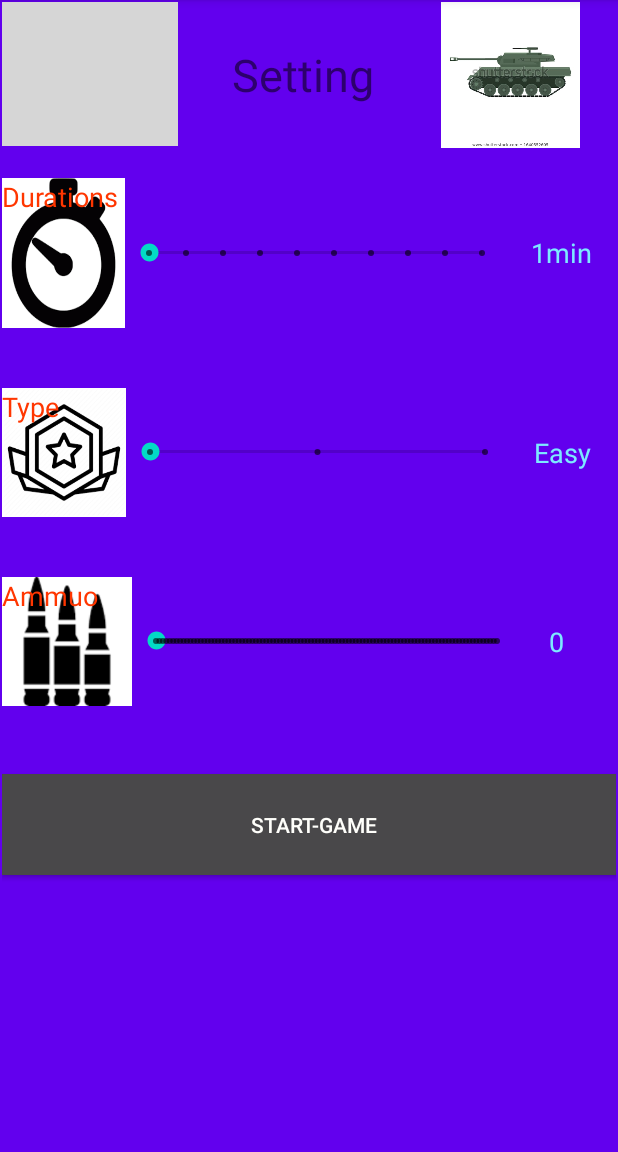
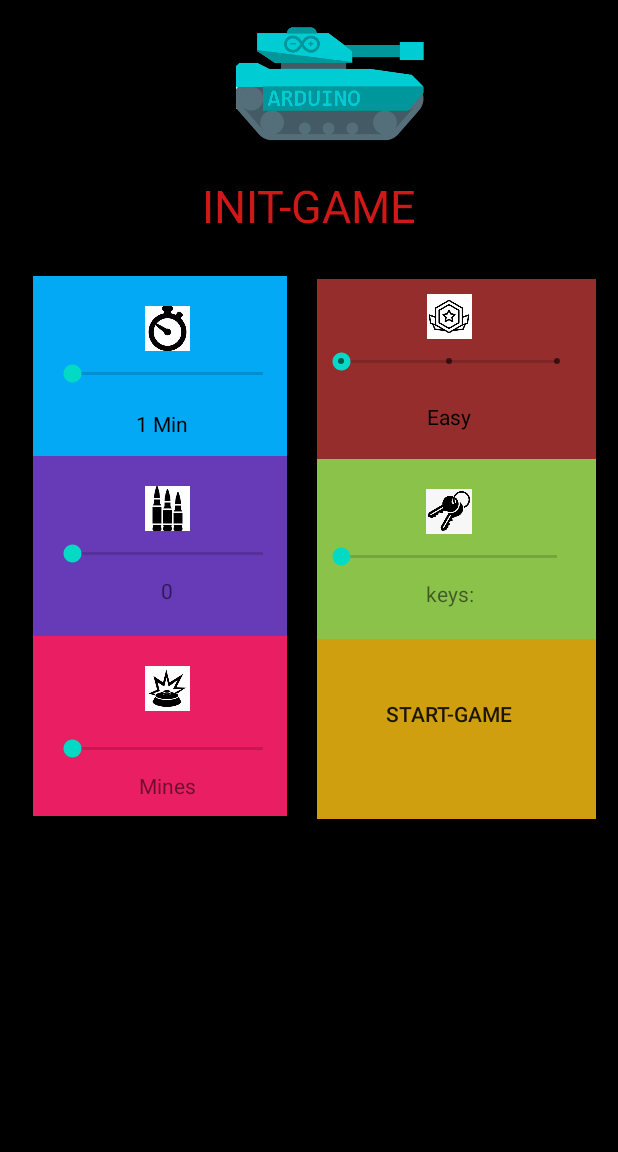
Before and after one commit to OfekR/ArduinoApp, an Android app: the InitGameActivity screen opened directly, with no data from a screen before it, on a phone screen of 412 x 824 dp, the part 84-1236 px from its top. Run offline under Robolectric (Android 15) with nearby library versions, the phone set to English and light mode, and no system bars; our stand-ins replace Firebase (no records; nobody signed in at launch, a user with empty details on screens opened directly); grey boxes are pictures that could not be loaded.

Commit message:
1.init ui fix

```diff
--- a/app/src/main/java/com/example/arduino/initGame/InitGameActivity.java
+++ b/app/src/main/java/com/example/arduino/initGame/InitGameActivity.java
@@ -41,7 +41,7 @@ public class InitGameActivity extends AppCompatActivity {
     @Override
     protected void onCreate(Bundle savedInstanceState) {
         super.onCreate(savedInstanceState);
-        setContentView(R.layout.activity_init_game);
+        setContentView(R.layout.initlayouts);
         member = new Member();
         db = FirebaseFirestore.getInstance();
 
--- a/app/src/main/res/layout/activity_statitacs.xml
+++ b/app/src/main/res/layout/activity_statitacs.xml
@@ -4,7 +4,7 @@
     xmlns:tools="http://schemas.android.com/tools"
     android:layout_width="match_parent"
     android:layout_height="match_parent"
-    android:background="#FFFFFF"
+    android:background="@drawable/statss"
     tools:context=".stats.StatitacsActivity">
 
 
--- /dev/null
+++ b/app/src/main/res/layout/initlayouts.xml
@@ -0,0 +1,257 @@
+<?xml version="1.0" encoding="utf-8"?>
+<androidx.constraintlayout.widget.ConstraintLayout xmlns:android="http://schemas.android.com/apk/res/android"
+    xmlns:app="http://schemas.android.com/apk/res-auto"
+    xmlns:tools="http://schemas.android.com/tools"
+    android:layout_width="match_parent"
+    android:background="@color/design_default_color_on_secondary"
+    android:layout_height="match_parent">
+
+    <LinearLayout
+        android:layout_width="match_parent"
+        android:layout_height="match_parent"
+        android:background="@color/design_default_color_on_secondary"
+        android:orientation="vertical">
+
+        <LinearLayout
+            android:id="@+id/linearLayout4"
+            android:layout_width="432dp"
+            android:layout_height="106dp"
+            android:background="@color/design_default_color_on_secondary"
+            android:gravity="bottom"
+            android:orientation="horizontal"
+            android:paddingLeft="10dp"
+            android:paddingTop="10dp"
+            android:paddingRight="10dp"
+
+            android:paddingBottom="10dp">
+
+            <ImageView
+                android:id="@+id/imageView19"
+                android:layout_width="432dp"
+                android:layout_height="90dp"
+                android:layout_gravity="bottom"
+                android:layout_weight="1"
+                android:paddingLeft="10dp"
+                android:paddingTop="10dp"
+                app:srcCompat="@drawable/tank_login" />
+        </LinearLayout>
+
+        <TextView
+            android:id="@+id/textView13"
+            android:layout_width="match_parent"
+            android:layout_height="62dp"
+            android:gravity="center"
+            android:text="INIT-GAME"
+            android:textColor="#D11818"
+            android:textSize="30sp" />
+
+        <LinearLayout
+            android:id="@+id/linearLayout6"
+            android:layout_width="419dp"
+            android:layout_height="580dp"
+            android:layout_marginBottom="1dp"
+            android:background="@color/design_default_color_on_secondary"
+            android:gravity="bottom|center_horizontal"
+            android:orientation="horizontal">
+
+            <LinearLayout
+                android:layout_width="189dp"
+                android:layout_height="564dp"
+                android:background="@color/design_default_color_on_secondary"
+                android:gravity="clip_horizontal|top"
+                android:orientation="vertical"
+                android:paddingLeft="10dp"
+                android:paddingRight="10dp"
+                android:paddingBottom="10dp">
+
+                <LinearLayout
+                    android:layout_width="match_parent"
+                    android:layout_height="120dp"
+                    android:background="#03A9F4"
+                    android:orientation="vertical"
+                    android:paddingLeft="10dp"
+                    android:paddingTop="10dp"
+                    android:paddingBottom="10dp">
+
+                    <ImageView
+                        android:id="@+id/imageView12"
+                        android:layout_width="match_parent"
+                        android:layout_height="40dp"
+                        android:background="#03A9F4"
+                        android:paddingTop="10dp"
+                        app:srcCompat="@drawable/time" />
+
+                    <SeekBar
+                        android:id="@+id/seekBar"
+                        android:layout_width="match_parent"
+                        android:layout_height="30dp"
+                        android:max="9" />
+
+                    <TextView
+                        android:id="@+id/txtMin"
+                        android:layout_width="152dp"
+                        android:layout_height="37dp"
+                        android:gravity="center"
+                        android:text="1 Min"
+                        android:textColor="@color/design_default_color_on_secondary" />
+                </LinearLayout>
+
+                <LinearLayout
+                    android:layout_width="match_parent"
+                    android:layout_height="120dp"
+                    android:background="#673AB7"
+                    android:orientation="vertical"
+                    android:paddingLeft="10dp"
+                    android:paddingTop="10dp"
+                    android:paddingBottom="10dp">
+
+                    <ImageView
+                        android:id="@+id/imageView14"
+                        android:layout_width="match_parent"
+                        android:layout_height="40dp"
+                        android:paddingTop="10dp"
+
+                        app:srcCompat="@drawable/ammo2" />
+
+                    <SeekBar
+                        android:id="@+id/seekBar2"
+                        android:layout_width="match_parent"
+                        android:layout_height="30dp" />
+
+                    <TextView
+                        android:id="@+id/txtShots"
+                        android:layout_width="match_parent"
+                        android:layout_height="wrap_content"
+                        android:gravity="center"
+                        android:text="0" />
+                </LinearLayout>
+
+                <LinearLayout
+                    android:layout_width="match_parent"
+                    android:layout_height="120dp"
+                    android:background="#E91E63"
+                    android:orientation="vertical"
+                    android:paddingLeft="10dp"
+                    android:paddingTop="10dp"
+                    android:paddingBottom="10dp">
+
+                    <ImageView
+                        android:id="@+id/imageView17"
+                        android:layout_width="match_parent"
+                        android:layout_height="50dp"
+                        android:layout_gravity="left"
+                        android:padding="10dp"
+                        android:paddingBottom="20dp"
+                        app:srcCompat="@drawable/mine" />
+
+                    <SeekBar
+                        android:id="@+id/seekBar11"
+                        android:layout_width="match_parent"
+                        android:layout_height="30dp"
+                        android:max="2" />
+
+                    <TextView
+                        android:id="@+id/textView12"
+                        android:layout_width="match_parent"
+                        android:layout_height="wrap_content"
+                        android:gravity="center"
+                        android:text="Mines" />
+
+
+                </LinearLayout>
+            </LinearLayout>
+
+            <LinearLayout
+                android:layout_width="206dp"
+                android:layout_height="562dp"
+                android:background="@color/design_default_color_on_secondary"
+                android:gravity="clip_vertical|top"
+                android:orientation="vertical"
+                android:paddingLeft="10dp"
+                android:paddingRight="10dp"
+                android:paddingBottom="10dp">
+
+                <LinearLayout
+                    android:layout_width="match_parent"
+                    android:layout_height="120dp"
+                    android:background="#952D2D"
+                    android:orientation="vertical"
+                    android:paddingRight="10dp"
+                    android:paddingBottom="10dp">
+
+                    <ImageView
+                        android:id="@+id/imageView13"
+                        android:layout_width="match_parent"
+                        android:layout_height="40dp"
+                        android:paddingTop="10dp"
+                        app:srcCompat="@drawable/level" />
+
+                    <SeekBar
+                        android:id="@+id/seekBar3"
+                        style="@style/Widget.AppCompat.SeekBar.Discrete"
+                        android:layout_width="match_parent"
+                        android:layout_height="30dp"
+                        android:max="2"
+                        android:progress="3" />
+
+                    <TextView
+                        android:id="@+id/txtLevel"
+                        android:layout_width="match_parent"
+                        android:layout_height="44dp"
+                        android:gravity="center"
+                        android:text="Easy"
+                        android:textColor="@color/design_default_color_on_secondary" />
+                </LinearLayout>
+
+                <LinearLayout
+                    android:layout_width="match_parent"
+                    android:layout_height="120dp"
+                    android:background="#8BC34A"
+                    android:orientation="vertical"
+                    android:paddingTop="10dp"
+                    android:paddingRight="10dp"
+                    android:paddingBottom="10dp">
+
+                    <ImageView
+                        android:id="@+id/imageView15"
+                        android:layout_width="match_parent"
+                        android:layout_height="40dp"
+                        android:paddingTop="10dp"
+                        app:srcCompat="@drawable/keys" />
+
+                    <SeekBar
+                        android:id="@+id/seekBar7"
+                        android:layout_width="match_parent"
+                        android:layout_height="30dp"
+                        android:max="2" />
+
+                    <TextView
+                        android:id="@+id/textView6"
+                        android:layout_width="match_parent"
+                        android:layout_height="wrap_content"
+                        android:gravity="center"
+                        android:text="keys:" />
+                </LinearLayout>
+
+                <LinearLayout
+                    android:layout_width="match_parent"
+                    android:layout_height="120dp"
+
+                    android:orientation="vertical">
+
+                    <Button
+                        android:id="@+id/sendData"
+                        android:layout_width="match_parent"
+                        android:layout_height="match_parent"
+                        android:background="#CF9F0F"
+                        android:paddingRight="10dp"
+                        android:paddingBottom="20dp"
+                        android:text="START-GAME" />
+                </LinearLayout>
+            </LinearLayout>
+
+        </LinearLayout>
+
+    </LinearLayout>
+
+</androidx.constraintlayout.widget.ConstraintLayout>
```
Also changed, not shown: app/src/main/res/drawable/statss.png (added).
